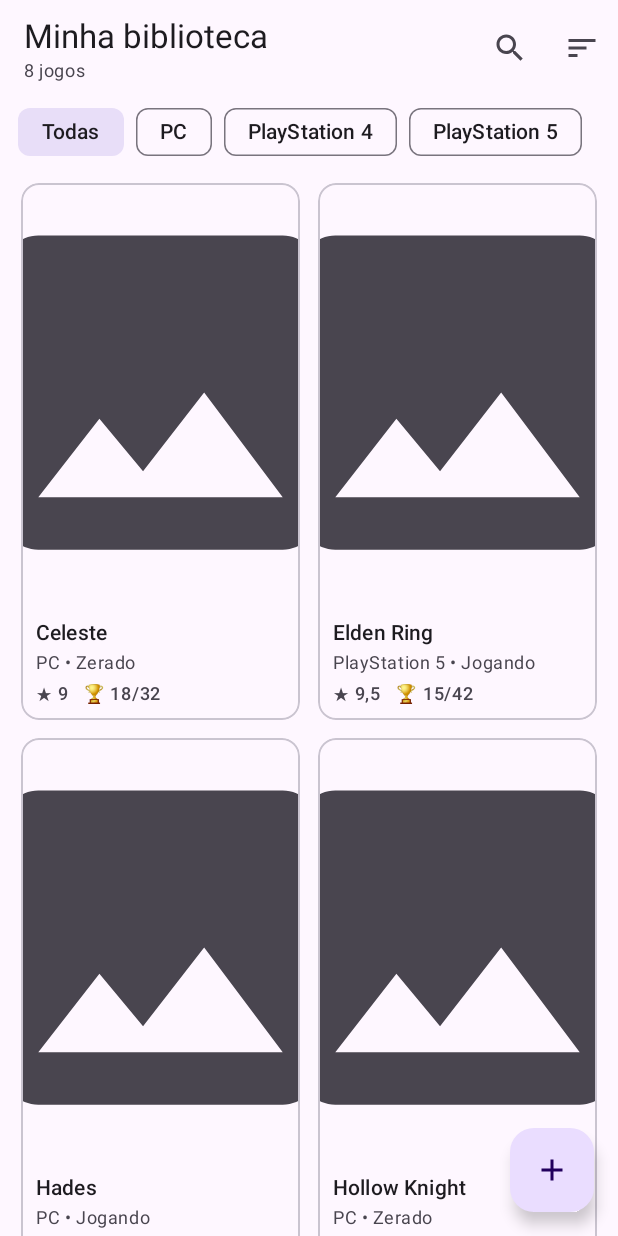
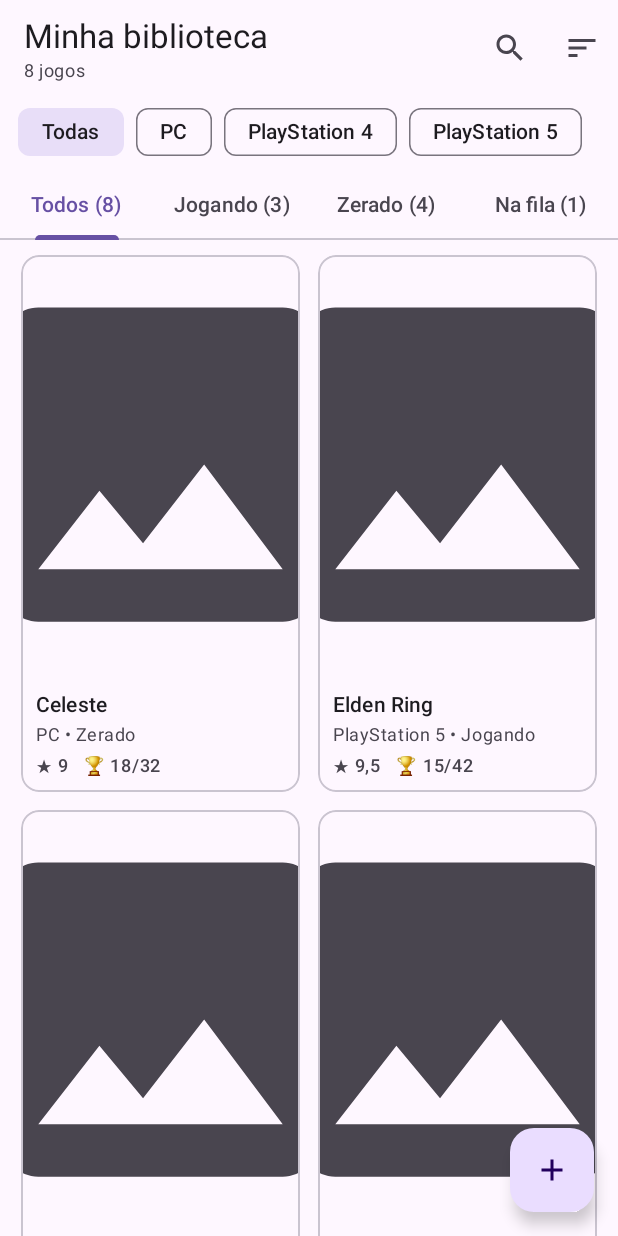
Before and after one commit to RenanMentz/pixel_shelf, an Android app: the MainActivity screen opened directly, with no data from a screen before it, on a phone screen of 412 x 824 dp. Run offline under Robolectric (Android 15) with nearby library versions, the phone set to English and light mode, and no system bars; our stand-ins replace Room's generated code.

Commit message:
Abas por status com GameListFragment e logs de ciclo de vida

```diff
--- a/app/build.gradle.kts
+++ b/app/build.gradle.kts
@@ -32,6 +32,8 @@ dependencies {
     implementation("androidx.activity:activity-ktx:1.9.2")
     implementation("androidx.lifecycle:lifecycle-runtime-ktx:2.8.6")
     implementation("androidx.lifecycle:lifecycle-viewmodel-ktx:2.8.6")
+    implementation("androidx.fragment:fragment-ktx:1.8.3")      // Fragments + activityViewModels()
+    implementation("androidx.viewpager2:viewpager2:1.1.0")      // abas por status
     implementation("io.coil-kt:coil:2.7.0") // carregamento das capas
 
     val room = "2.6.1"
--- /dev/null
+++ b/app/src/main/java/com/pixelshelf/ui/GameListFragment.kt
@@ -0,0 +1,110 @@
+package com.pixelshelf.ui
+
+import android.content.Context
+import android.content.Intent
+import android.os.Bundle
+import android.util.Log
+import android.view.LayoutInflater
+import android.view.View
+import android.view.ViewGroup
+import androidx.core.os.bundleOf
+import androidx.fragment.app.Fragment
+import androidx.fragment.app.activityViewModels
+import androidx.lifecycle.Lifecycle
+import androidx.lifecycle.lifecycleScope
+import androidx.lifecycle.repeatOnLifecycle
+import androidx.recyclerview.widget.GridLayoutManager
+import com.pixelshelf.databinding.FragmentGameListBinding
+import kotlinx.coroutines.launch
+
+/**
+ * Lista de jogos de um status (Jogando, Zerado, Na fila) ou de todos (status = null).
+ *
+ * Os filtros da biblioteca (pesquisa, plataforma e ordenação) ficam no MainViewModel,
+ * compartilhado com a MainActivity: cada aba só aplica, por cima, o filtro do seu status.
+ */
+class GameListFragment : Fragment() {
+
+    companion object {
+        private const val TAG = "PixelShelf-Ciclo"
+        private const val ARG_STATUS = "status"
+
+        fun newInstance(status: String?) = GameListFragment().apply {
+            arguments = bundleOf(ARG_STATUS to status)
+        }
+    }
+
+    private val viewModel: MainViewModel by activityViewModels()
+
+    // O binding só vale entre onCreateView e onDestroyView; por isso é anulado ao destruir a view.
+    private var _binding: FragmentGameListBinding? = null
+    private val binding get() = _binding!!
+
+    private val status: String? get() = arguments?.getString(ARG_STATUS)
+
+    private fun log(evento: String) = Log.d(TAG, "GameListFragment[${status ?: "Todos"}] $evento")
+
+    override fun onAttach(context: Context) {
+        super.onAttach(context)
+        log("onAttach")
+    }
+
+    override fun onCreate(savedInstanceState: Bundle?) {
+        super.onCreate(savedInstanceState)
+        log("onCreate")
+    }
+
+    override fun onCreateView(
+        inflater: LayoutInflater, container: ViewGroup?, savedInstanceState: Bundle?
+    ): View {
+        log("onCreateView")
+        _binding = FragmentGameListBinding.inflate(inflater, container, false)
+        return binding.root
+    }
+
+    override fun onViewCreated(view: View, savedInstanceState: Bundle?) {
+        super.onViewCreated(view, savedInstanceState)
+        log("onViewCreated")
+
+        val adapter = GameAdapter { resumo ->
+            startActivity(
+                Intent(requireContext(), GameDetailActivity::class.java)
+                    .putExtra(GameDetailActivity.EXTRA_GAME_ID, resumo.game.id)
+            )
+        }
+        val colunas = if (resources.configuration.screenWidthDp >= 600) 4 else 2
+        binding.rvGames.layoutManager = GridLayoutManager(requireContext(), colunas)
+        binding.rvGames.adapter = adapter
+
+        // Coleta atrelada ao ciclo de vida da VIEW do fragment: só observa entre STARTED e STOPPED.
+        viewLifecycleOwner.lifecycleScope.launch {
+            viewLifecycleOwner.repeatOnLifecycle(Lifecycle.State.STARTED) {
+                viewModel.biblioteca.collect { b ->
+                    if (b == null) return@collect
+                    val lista = status?.let { s -> b.jogos.filter { it.game.status == s } } ?: b.jogos
+                    adapter.submitList(lista)
+
+                    binding.tvVazio.visibility = if (lista.isEmpty()) View.VISIBLE else View.GONE
+                    binding.tvVazio.text = when {
+                        !b.temJogos -> "Nenhum jogo cadastrado ainda.\nToque no + para adicionar."
+                        status == null -> "Nenhum jogo encontrado com esses filtros."
+                        else -> "Nenhum jogo \"$status\" com os filtros atuais."
+                    }
+                }
+            }
+        }
+    }
+
+    override fun onStart() { super.onStart(); log("onStart") }
+    override fun onResume() { super.onResume(); log("onResume") }
+    override fun onPause() { log("onPause"); super.onPause() }
+    override fun onStop() { log("onStop"); super.onStop() }
+
+    override fun onDestroyView() {
+        log("onDestroyView")
+        _binding = null
+        super.onDestroyView()
+    }
+
+    override fun onDestroy() { log("onDestroy"); super.onDestroy() }
+}
--- a/app/src/main/java/com/pixelshelf/ui/MainActivity.kt
+++ b/app/src/main/java/com/pixelshelf/ui/MainActivity.kt
@@ -2,6 +2,7 @@ package com.pixelshelf.ui
 
 import android.content.Intent
 import android.os.Bundle
+import android.util.Log
 import android.view.MenuItem
 import android.view.View
 import androidx.activity.viewModels
@@ -10,32 +11,34 @@ import androidx.appcompat.widget.SearchView
 import androidx.lifecycle.Lifecycle
 import androidx.lifecycle.lifecycleScope
 import androidx.lifecycle.repeatOnLifecycle
-import androidx.recyclerview.widget.GridLayoutManager
 import com.google.android.material.chip.Chip
+import com.google.android.material.tabs.TabLayoutMediator
 import com.pixelshelf.R
 import com.pixelshelf.databinding.ActivityMainBinding
 import kotlinx.coroutines.launch
 
-/** Biblioteca de jogos: listagem com capa, pesquisa, filtro por plataforma e ordenação. */
+/**
+ * Biblioteca de jogos: pesquisa, filtro por plataforma e ordenação (na toolbar/chips)
+ * e uma aba por status (Todos, Jogando, Zerado, Na fila), cada uma um GameListFragment.
+ */
 class MainActivity : AppCompatActivity() {
+
+    private companion object { const val TAG = "PixelShelf-Ciclo" }
 
     private lateinit var binding: ActivityMainBinding
     private val viewModel: MainViewModel by viewModels()
 
     override fun onCreate(savedInstanceState: Bundle?) {
         super.onCreate(savedInstanceState)
+        Log.d(TAG, "MainActivity onCreate")
         binding = ActivityMainBinding.inflate(layoutInflater)
         setContentView(binding.root)
 
-        val adapter = GameAdapter { resumo ->
-            startActivity(
-                Intent(this, GameDetailActivity::class.java)
-                    .putExtra(GameDetailActivity.EXTRA_GAME_ID, resumo.game.id)
-            )
-        }
-        val colunas = if (resources.configuration.screenWidthDp >= 600) 4 else 2
-        binding.rvGames.layoutManager = GridLayoutManager(this, colunas)
-        binding.rvGames.adapter = adapter
+        // Abas por status: ViewPager2 + TabLayout, cada página é um Fragment
+        binding.pager.adapter = StatusPagerAdapter(this)
+        TabLayoutMediator(binding.tabs, binding.pager) { tab, posicao ->
+            tab.text = StatusPagerAdapter.ABAS[posicao].titulo
+        }.attach()
 
         binding.fabAdd.setOnClickListener {
             startActivity(Intent(this, GameFormActivity::class.java))
@@ -49,21 +52,27 @@ class MainActivity : AppCompatActivity() {
                 launch {
                     viewModel.biblioteca.collect { b ->
                         if (b == null) return@collect
-                        adapter.submitList(b.jogos)
                         binding.toolbar.subtitle = when (b.jogos.size) {
                             1 -> "1 jogo"
                             else -> "${b.jogos.size} jogos"
                         }
-                        binding.tvVazio.visibility = if (b.jogos.isEmpty()) View.VISIBLE else View.GONE
-                        binding.tvVazio.text = if (b.temJogos)
-                            "Nenhum jogo encontrado com esses filtros."
-                        else
-                            "Nenhum jogo cadastrado ainda.\nToque no + para adicionar."
+                        // Quantidade de jogos em cada aba, respeitando pesquisa e plataforma
+                        StatusPagerAdapter.ABAS.forEachIndexed { i, aba ->
+                            val qtd = aba.status?.let { s -> b.jogos.count { it.game.status == s } }
+                                ?: b.jogos.size
+                            binding.tabs.getTabAt(i)?.text = "${aba.titulo} ($qtd)"
+                        }
                     }
                 }
             }
         }
     }
+
+    override fun onStart() { super.onStart(); Log.d(TAG, "MainActivity onStart") }
+    override fun onResume() { super.onResume(); Log.d(TAG, "MainActivity onResume") }
+    override fun onPause() { Log.d(TAG, "MainActivity onPause"); super.onPause() }
+    override fun onStop() { Log.d(TAG, "MainActivity onStop"); super.onStop() }
+    override fun onDestroy() { Log.d(TAG, "MainActivity onDestroy"); super.onDestroy() }
 
     private fun configurarMenu() {
         val toolbar = binding.toolbar
--- /dev/null
+++ b/app/src/main/java/com/pixelshelf/ui/StatusPagerAdapter.kt
@@ -0,0 +1,27 @@
+package com.pixelshelf.ui
+
+import androidx.fragment.app.Fragment
+import androidx.fragment.app.FragmentActivity
+import androidx.viewpager2.adapter.FragmentStateAdapter
+import com.pixelshelf.data.GameStatus
+
+/** Cria uma aba (GameListFragment) para cada status de jogo, mais a aba "Todos". */
+class StatusPagerAdapter(activity: FragmentActivity) : FragmentStateAdapter(activity) {
+
+    /** status = null significa "todos os jogos". */
+    data class Aba(val titulo: String, val status: String?)
+
+    companion object {
+        val ABAS = listOf(
+            Aba("Todos", null),
+            Aba("Jogando", GameStatus.JOGANDO),
+            Aba("Zerado", GameStatus.ZERADO),
+            Aba("Na fila", GameStatus.NA_FILA)
+        )
+    }
+
+    override fun getItemCount() = ABAS.size
+
+    override fun createFragment(position: Int): Fragment =
+        GameListFragment.newInstance(ABAS[position].status)
+}
--- a/app/src/main/res/layout/activity_main.xml
+++ b/app/src/main/res/layout/activity_main.xml
@@ -26,21 +26,18 @@
                 app:singleSelection="true" />
         </HorizontalScrollView>
 
-        <androidx.recyclerview.widget.RecyclerView
-            android:id="@+id/rvGames"
-            android:layout_width="match_parent" android:layout_height="match_parent"
-            android:clipToPadding="false"
-            android:paddingHorizontal="8dp" android:paddingTop="4dp"
-            android:paddingBottom="88dp" />
+        <!-- Uma aba por status; cada página é um GameListFragment -->
+        <com.google.android.material.tabs.TabLayout
+            android:id="@+id/tabs"
+            android:layout_width="match_parent" android:layout_height="wrap_content"
+            app:tabGravity="fill"
+            app:tabMode="fixed" />
+
+        <androidx.viewpager2.widget.ViewPager2
+            android:id="@+id/pager"
+            android:layout_width="match_parent" android:layout_height="0dp"
+            android:layout_weight="1" />
     </LinearLayout>
-
-    <TextView
-        android:id="@+id/tvVazio"
-        android:layout_width="wrap_content" android:layout_height="wrap_content"
-        android:layout_gravity="center"
-        android:gravity="center"
-        android:padding="32dp"
-        android:visibility="gone" />
 
     <com.google.android.material.floatingactionbutton.FloatingActionButton
         android:id="@+id/fabAdd"
--- /dev/null
+++ b/app/src/main/res/layout/fragment_game_list.xml
@@ -0,0 +1,19 @@
+<?xml version="1.0" encoding="utf-8"?>
+<FrameLayout xmlns:android="http://schemas.android.com/apk/res/android"
+    android:layout_width="match_parent" android:layout_height="match_parent">
+
+    <androidx.recyclerview.widget.RecyclerView
+        android:id="@+id/rvGames"
+        android:layout_width="match_parent" android:layout_height="match_parent"
+        android:clipToPadding="false"
+        android:paddingHorizontal="8dp" android:paddingTop="4dp"
+        android:paddingBottom="88dp" />
+
+    <TextView
+        android:id="@+id/tvVazio"
+        android:layout_width="wrap_content" android:layout_height="wrap_content"
+        android:layout_gravity="center"
+        android:gravity="center"
+        android:padding="32dp"
+        android:visibility="gone" />
+</FrameLayout>
```
Also changed, not shown: 1 other file.
